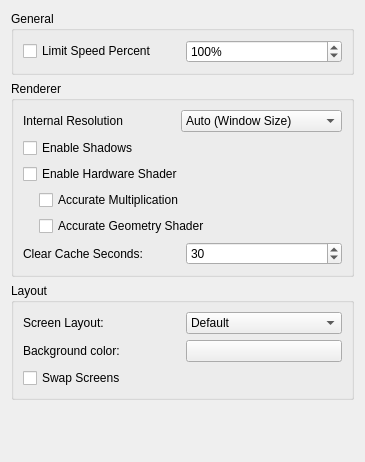
Above: src/citra_qt/configuration/configure_graphics.ui from grimtnt/citra before the change. Below: the same form after it.
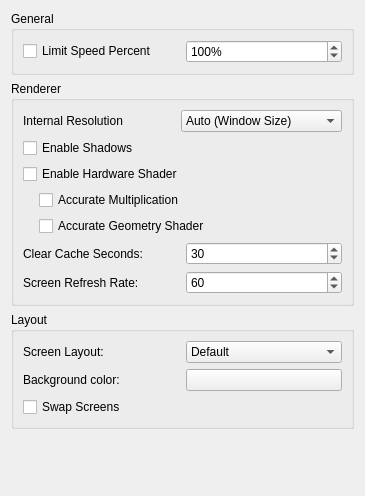
That is the form after the change.

Commit message: add screen refresh rate setting

The edit to the form file:
```diff
--- a/src/citra_qt/configuration/configure_graphics.ui
+++ b/src/citra_qt/configuration/configure_graphics.ui
@@ -7,7 +7,7 @@
     <x>0</x>
     <y>0</y>
     <width>365</width>
-    <height>462</height>
+    <height>496</height>
    </rect>
   </property>
   <property name="windowTitle">
@@ -205,6 +205,30 @@
         </item>
        </layout>
       </item>
+      <item>
+       <layout class="QHBoxLayout" name="horizontalLayout_6">
+        <item>
+         <widget class="QLabel" name="label_3">
+          <property name="text">
+           <string>Screen Refresh Rate:</string>
+          </property>
+         </widget>
+        </item>
+        <item>
+         <widget class="QSpinBox" name="screen_refresh_rate">
+          <property name="minimum">
+           <number>1</number>
+          </property>
+          <property name="maximum">
+           <number>999</number>
+          </property>
+          <property name="value">
+           <number>60</number>
+          </property>
+         </widget>
+        </item>
+       </layout>
+      </item>
      </layout>
     </widget>
    </item>
```
The commit also changes 8 other files.
